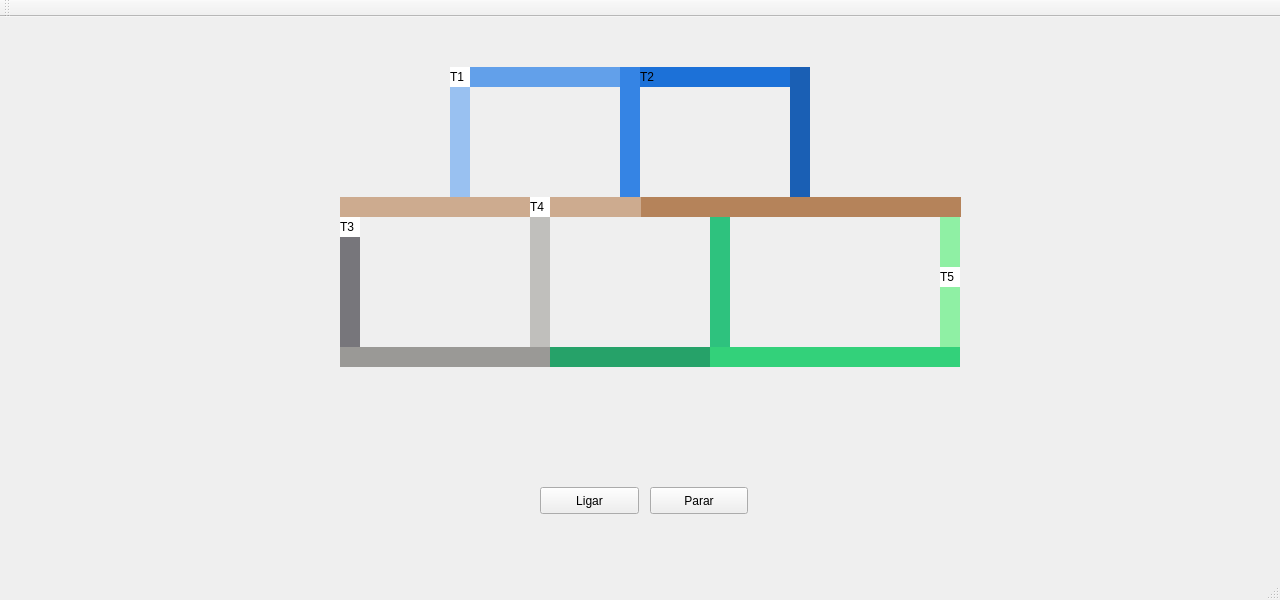
Above: trens/src/mainwindow.ui from vhtor/ufrn-so before the change. Below: the same form after it.
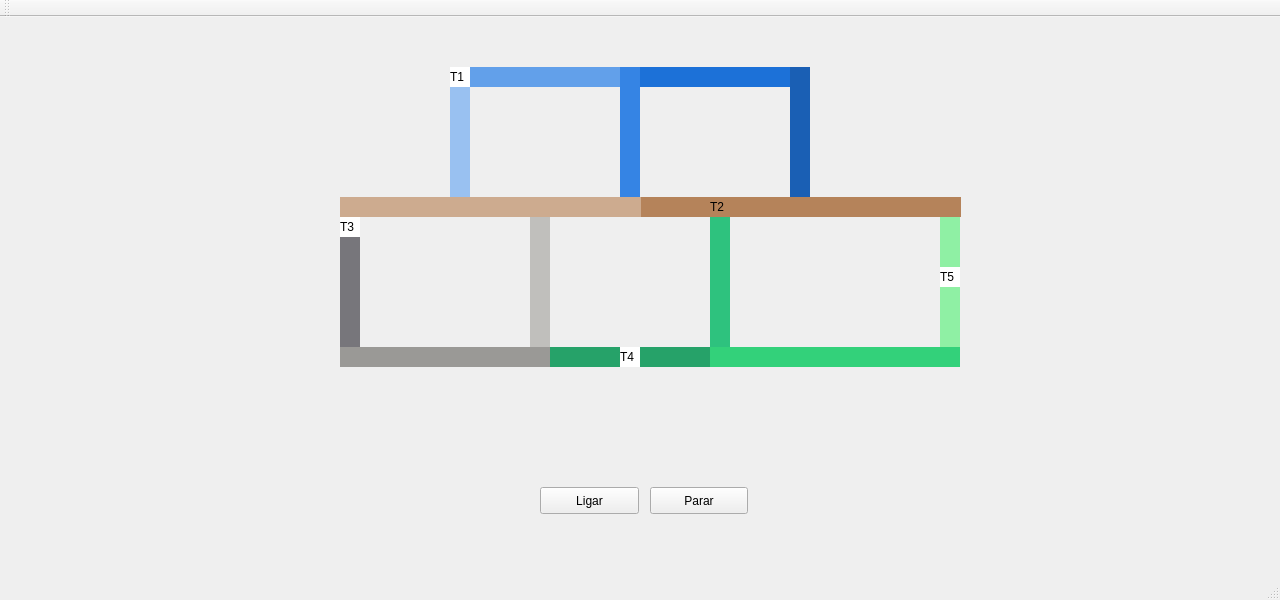
That is the form after the change.

Diff of the .ui file:
```diff
--- a/trens/src/mainwindow.ui
+++ b/trens/src/mainwindow.ui
@@ -97,8 +97,8 @@
    <widget class="QLabel" name="label_trem2">
     <property name="geometry">
      <rect>
-      <x>640</x>
-      <y>50</y>
+      <x>710</x>
+      <y>180</y>
       <width>20</width>
       <height>20</height>
      </rect>
@@ -325,8 +325,8 @@
    <widget class="QLabel" name="label_trem4">
     <property name="geometry">
      <rect>
-      <x>530</x>
-      <y>180</y>
+      <x>620</x>
+      <y>330</y>
       <width>20</width>
       <height>20</height>
      </rect>
```
Left out of the diff: 2 changed lines with no effect on the pictures.
